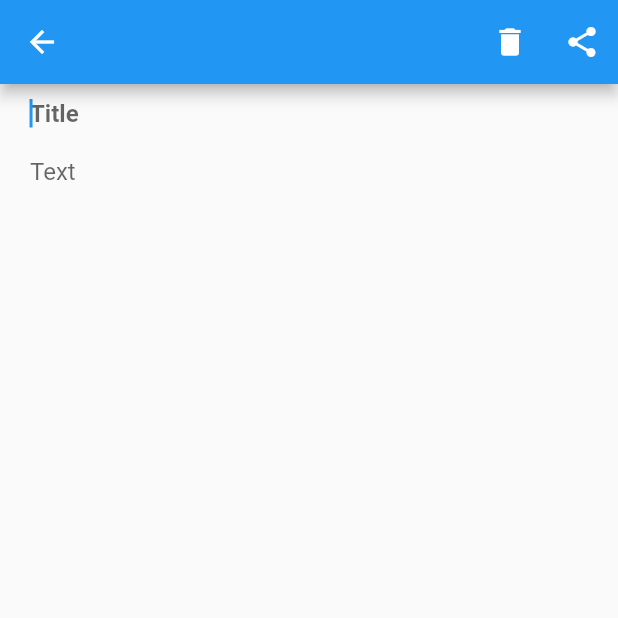
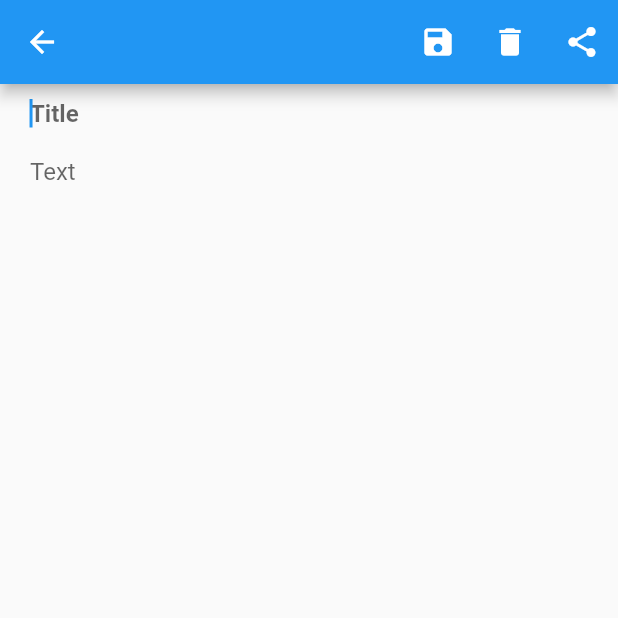
Before and after one commit to ghinminesuyog/flutter_notes, a Flutter app: the screen it shows after launch, after a tap on the "add" icon, on a phone screen of 412 x 824 dp, the top half of it. Run offline on Flutter 3.47's test engine with Material 2 defaults, Android fonts, the phone set to English and light mode, and no system bars; our stand-ins replace share, sqflite; accounts and stored records are empty.

```diff
--- a/lib/dbOperations.dart
+++ b/lib/dbOperations.dart
@@ -1,6 +1,16 @@
 import 'package:flutter/material.dart';
 import 'globalClasses.dart';
 import 'package:share/share.dart';
+import 'package:sqflite/sqflite.dart';
+import 'dart:io';
+
+import 'dart:convert';
+import 'dart:ui';
+import 'package:uuid/uuid.dart';
+import 'package:uuid/uuid_util.dart';
+
+import 'package:path/path.dart';
+import 'package:path_provider/path_provider.dart';
 
 Color secondaryColour = getFakePrimaryColor();
 Color primaryColour = getFakeSecondaryColor();
@@ -13,36 +23,36 @@ Color getFakeSecondaryColor() {
   return Colors.amber;
 }
 
-getFutureFakeNotes() {
-  // return null;
-  return [
-    Note(
-        id: 1,
-        title: 'Note number 1',
-        dateCreated: DateTime.now(),
-        dateLastEdited: DateTime.now(),
-        content: 'Content of note 1'),
-    Note(
-        id: 2,
-        title:
-            'Note title 3 very long very very very very very very very very very very very very very very very very very very very very very very',
-        dateCreated: DateTime.now(),
-        dateLastEdited: DateTime.now(),
-        content: 'Content of note 2'),
-    Note(
-        id: 3,
-        title: '',
-        dateCreated: DateTime.now(),
-        dateLastEdited: DateTime.now(),
-        content:
-            'Content of note 3 \n Content of note 3 \n Content of note 3 \n Content of note 3 \n Content of note 3 \n Content of note 3 \n Content of note 3 \n')
-  ];
-}
+// getFutureFakeNotes() {
+//   // return null;
+//   return [
+//     Note(
+//         id: 1,
+//         title: 'Note number 1',
+//         dateCreated: DateTime.now(),
+//         dateLastEdited: DateTime.now(),
+//         content: 'Content of note 1'),
+//     Note(
+//         id: 2,
+//         title:
+//             'Note title 3 very long very very very very very very very very very very very very very very very very very very very very very very',
+//         dateCreated: DateTime.now(),
+//         dateLastEdited: DateTime.now(),
+//         content: 'Content of note 2'),
+//     Note(
+//         id: 3,
+//         title: '',
+//         dateCreated: DateTime.now(),
+//         dateLastEdited: DateTime.now(),
+//         content:
+//             'Content of note 3 \n Content of note 3 \n Content of note 3 \n Content of note 3 \n Content of note 3 \n Content of note 3 \n Content of note 3 \n')
+//   ];
+// }
 
-getFakeNotes() async {
-  List<dynamic> fakeNotes = await getFutureFakeNotes();
-  return fakeNotes;
-}
+// getFakeNotes() async {
+//   List<dynamic> fakeNotes = await getFutureFakeNotes();
+//   return fakeNotes;
+// }
 
 shareNote(Note note) {
   if (note.content.isNotEmpty) {
@@ -56,20 +66,75 @@ shareNote(Note note) {
 
 deleteNote(Note note) async {
   print(note);
-  List<dynamic> allNotes = await getFakeNotes();
+  // List<dynamic> allNotes = await getFakeNotes();
 
-  allNotes.removeWhere((element) {
-    if (element.id == note.id) {
-      print('Deleted');
-      // print('Deleting Element is: ${element.id} and ${note.id}');
-      return true;
-    }
-    print('Element is: ${element.id} and ${note.id}');
-    return false;
-  });
-  print('the list now is: $allNotes');
+  // allNotes.removeWhere((element) {
+  //   if (element.id == note.id) {
+  //     print('Deleted');
+  //     // print('Deleting Element is: ${element.id} and ${note.id}');
+  //     return true;
+  //   }
+  //   print('Element is: ${element.id} and ${note.id}');
+  //   return false;
+  // });
+  // print('the list now is: $allNotes');
 }
 
 clearLocalStrorage() {
   print('Deleted local storage');
 }
+
+class DBProvider {
+  DBProvider._();
+  static final DBProvider db = DBProvider._();
+
+  static Database _database;
+
+  Future<Database> get database async {
+    if (_database != null) {
+      return _database;
+    } else {
+      _database = await initDB();
+      return _database;
+    }
+    // if _database is null we instantiate it
+  }
+
+  initDB() async {
+    print('Initializing db');
+    Directory documentsDirectory = await getApplicationDocumentsDirectory();
+    String path = join(documentsDirectory.path, "NoteDB.db");
+    return await openDatabase(path, version: 1, onOpen: (db) {},
+        onCreate: (Database db, int version) async {
+      await db.execute("CREATE TABLE Note ("
+          "id TEXT,"
+          "title TEXT,"
+          "content TEXT,"
+          "created TEXT,"
+          "edited TEXT,"
+          "isPinned INT"
+          ")");
+    });
+  }
+
+  newNote(Note newNote) async {
+    final db = await database;
+    print('******************* $db *******************');
+    var res = await db.insert("Note", newNote.toMap());
+    print('******************* $res *******************');
+    return res;
+  }
+
+  getAllNotes() async {
+    final db = await database;
+    print('******************* $db *******************');
+
+    var res = await db.query("Note");
+    print('******************* Result: $res *******************');
+    return res;
+
+    // List<Note> list =
+    //     res.isNotEmpty ? res.map((c) => Note.fromMap(c)).toList() : [];
+    // return list;
+  }
+}
--- a/lib/globalClasses.dart
+++ b/lib/globalClasses.dart
@@ -1,11 +1,6 @@
 import 'dart:async';
-
 import 'package:flutter/material.dart';
-
-import 'dart:convert';
-import 'dart:ui';
 import 'package:uuid/uuid.dart';
-import 'package:uuid/uuid_util.dart';
 
 class Note {
   final id;
@@ -13,51 +8,38 @@ class Note {
   String content;
   DateTime dateCreated;
   DateTime dateLastEdited;
-  bool isPinned = false;
+  bool isPinned;
 
-  // Note(
-  //     {this.id,
-  //     this.title,
-  //     this.content,
-  //     this.dateCreated,
-  //     this.dateLastEdited,
-  //     });
-
-  Note({
-    id,
-    title,
-    content,
-    dateCreated,
-    dateLastEdited,
-  })  : id = id ?? Uuid().v4(),
+  Note({id, title, content, dateCreated, dateLastEdited, isPinned})
+      : id = id ?? Uuid().v4(),
         title = title ?? '',
         content = content ?? '',
         dateCreated = dateCreated ?? DateTime.now(),
-        dateLastEdited = dateLastEdited ?? DateTime.now();
+        dateLastEdited = dateLastEdited ?? DateTime.now(),
+        isPinned = isPinned ?? false;
 
-  Map<String, dynamic> toMap(bool forUpdate) {
-    var data = {
-//      'id': id,  since id is auto incremented in the database we don't need to send it to the insert query.
-      'title': utf8.encode(title),
-      'content': utf8.encode(content),
-      'date_created': epochFromDate(dateCreated),
-      'date_last_edited': epochFromDate(dateLastEdited),
-      'is_pinned': isPinned //  for later use for integrating archiving
-    };
-    if (forUpdate) {
-      data["id"] = this.id;
-    }
-    return data;
-  }
+  Map<String, dynamic> toMap() => {
+        'id': id,
+        'title': title,
+        'content': content,
+        'created': dateCreated.millisecondsSinceEpoch.toString(),
+        'edited': (dateLastEdited != null)
+            ? dateLastEdited.millisecondsSinceEpoch.toString()
+            : DateTime.now(),
+        'isPinned': (isPinned == true)
+            ? 1
+            : 0 //  for later use for integrating archiving
+      };
 
-// Converting the date time object into int representing seconds passed after midnight 1st Jan, 1970 UTC
-  int epochFromDate(DateTime dt) {
-    return dt.millisecondsSinceEpoch ~/ 1000;
-  }
-
-  void pinThisNote() {
-    isPinned = true;
-  }
+  factory Note.fromMap(Map<String, dynamic> json) => new Note(
+      id: json["id"],
+      title: json["title"],
+      content: json["content"],
+      dateCreated:
+          DateTime.fromMillisecondsSinceEpoch(int.parse(json["created"])),
+      dateLastEdited:
+          DateTime.fromMillisecondsSinceEpoch(int.parse(json["edited"])),
+      isPinned: (json["isPinned"] == 0) ? false : true);
 }
 
 class MyAppDrawer extends StatefulWidget {
--- a/lib/listView.dart
+++ b/lib/listView.dart
@@ -18,14 +18,14 @@ class _NoteListViewState extends State<NoteListView> {
 
   futureListView() {
     return FutureBuilder(
-      future: getFakeNotes(),
+      future: DBProvider.db.getAllNotes(),
       builder: (context, snap) {
-        if (snap.hasData) {
-            return ListView.builder(
+        if (snap.connectionState == ConnectionState.done && snap.hasData) {
+          return ListView.builder(
               itemCount: snap.data.length,
               itemBuilder: (cntxt, ind) {
-                Note note = (snap.data)[ind];
-
+                var jsonObj = (snap.data)[ind];
+                Note note = Note.fromMap(jsonObj);
                 String noteTitle = '';
                 if (note.title != null) {
                   noteTitle = note.title;
@@ -49,8 +49,8 @@ class _NoteListViewState extends State<NoteListView> {
                   child: ListTile(
                     onTap: () {
                       print('Note is ${note.title}');
-                      Navigator.pushNamed(context, '/note',arguments: NotePageScreenArguments(note: note
-                      ));
+                      Navigator.pushNamed(context, '/note',
+                          arguments: NotePageScreenArguments(note: note));
                     },
                     title: Text(noteTitle),
                     subtitle: Text(noteContent),
@@ -59,12 +59,11 @@ class _NoteListViewState extends State<NoteListView> {
                 );
               });
         } else if (snap.connectionState == ConnectionState.waiting) {
-          return CircularProgressIndicator();
+          return Center(child: CircularProgressIndicator());
         } else {
           return Center(
             child: Text('You do not have any notes. Go ahead and create some.'),
           );
-
         }
       },
     );
@@ -73,10 +72,10 @@ class _NoteListViewState extends State<NoteListView> {
   @override
   Widget build(BuildContext context) {
     return
-    // Scaffold(
+        // Scaffold(
 
-    //     body:
+        //     body:
         futureListView();
-        // );
+    // );
   }
 }
--- a/lib/main.dart
+++ b/lib/main.dart
@@ -1,4 +1,5 @@
 import 'package:flutter/material.dart';
+import 'package:flutter_notes/dbOperations.dart';
 import 'listView.dart';
 import 'notePage.dart';
 import 'settingsPage.dart';
--- a/lib/notePage.dart
+++ b/lib/notePage.dart
@@ -33,16 +33,25 @@ class _NotePageState extends State<NotePage> {
     NotePageScreenArguments args = ModalRoute.of(context).settings.arguments;
 
     setState(() {
-
       note = args.note;
-      titleTextController =  TextEditingController(text: note.title);
-      contentTextController =  TextEditingController(text: note.content);
+      titleTextController = TextEditingController(text: note.title);
+      contentTextController = TextEditingController(text: note.content);
       print('Id is ${note.id}');
     });
     return Scaffold(
       appBar: AppBar(
         title: Text(note.title),
         actions: <Widget>[
+          IconButton(
+            icon: Icon(Icons.save),
+            onPressed: () {
+              DBProvider.db.newNote(Note(
+                title: titleTextController.text,
+                content: contentTextController.text,
+                dateCreated: DateTime.now(),
+              ));
+            },
+          ),
           IconButton(
             icon: Icon(Icons.delete),
             onPressed: () {
--- a/lib/staggeredView.dart
+++ b/lib/staggeredView.dart
@@ -19,7 +19,7 @@ class _NoteGridViewState extends State<NoteGridView> {
 
   futureStaggered() {
     return FutureBuilder(
-      future: getFakeNotes(),
+      future: DBProvider.db.getAllNotes(),
       builder: (context, snapshot) {
         if (snapshot.hasData) {
           return StaggeredGridView.extent(
--- a/pubspec.yaml
+++ b/pubspec.yaml
@@ -27,6 +27,8 @@ dependencies:
   intl: ^0.15.7
   uuid: ^2.1.0
   share: ^0.6.4+3
+  sqflite: ^1.3.0
+  path_provider: ^1.6.11
 
 
   # The following adds the Cupertino Icons font to your application.
```
Also changed, not shown: pubspec.lock, 2 other files.
